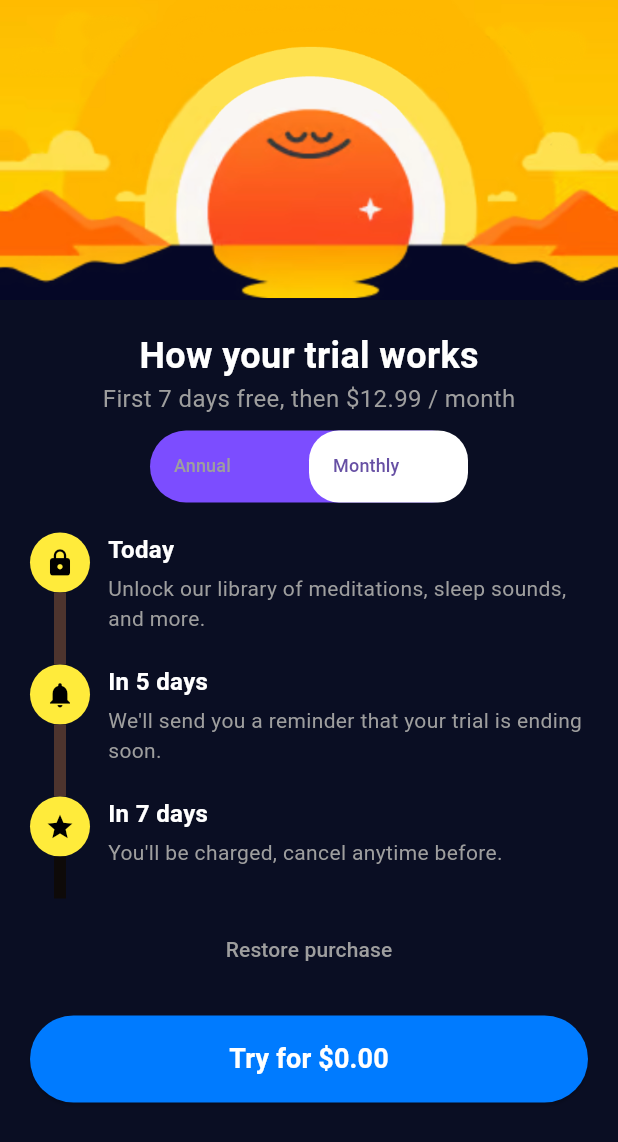
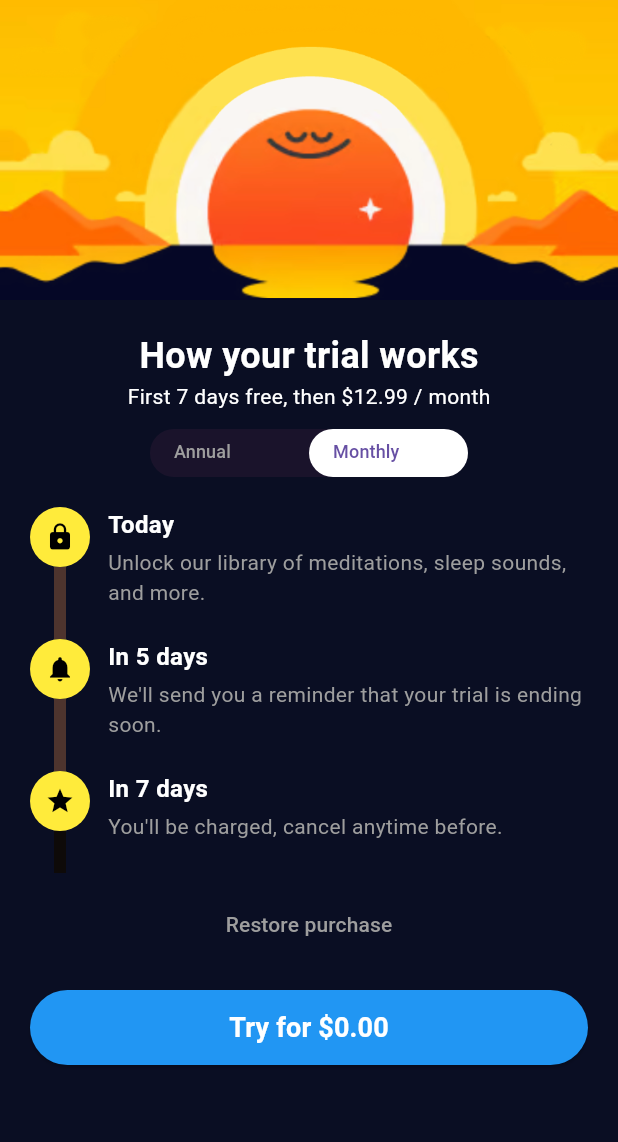
Before and after one commit to felixjoshuabenson/paywall, a Flutter app: the screen it shows after launch, tab 2 chosen, after a tap on "Restore purchase", on a phone screen of 412 x 824 dp. Shown: the top 1142 px of the screen. Run offline on Flutter 3.47's test engine with Material 3 defaults, Android fonts, the light colour scheme and no system bars; Roboto replaces fonts that are missing (Manrope).

Commit message:
shortend the code

```diff
--- a/lib/main.dart
+++ b/lib/main.dart
@@ -1,5 +1,5 @@
 import 'package:flutter/material.dart';
-import 'package:paywell/src/screens/paywell_screen.dart';
+import 'package:paywell/screens/paywell_screen.dart';
 
 void main() {
   runApp(const MyApp());
--- a/lib/src/screens/annual_plan_tab.dart
+++ b/lib/screens/annual_plan_tab.dart
@@ -1,5 +1,7 @@
 import 'package:flutter/material.dart';
-import 'package:paywell/src/widgets/build_timeline_item.dart';
+import 'package:paywell/widgets/build_timeline_item.dart';
+import 'package:paywell/widgets/pay_button.dart';
+import 'package:paywell/widgets/restore_button.dart';
 
 class AnnualPlanTab extends StatelessWidget {
   const AnnualPlanTab({super.key});
@@ -31,37 +33,9 @@ class AnnualPlanTab extends StatelessWidget {
           ),
 
           const SizedBox(height: 10),
-          TextButton(
-            onPressed: () {},
-            child: Center(
-              child: const Text(
-                'Restore purchase',
-                style: TextStyle(color: Colors.grey),
-              ),
-            ),
-          ),
+          RestoreButton(onPressed: () {}, buttonText: 'Restore purchase'),
           const SizedBox(height: 20),
-          SizedBox(
-            width: double.infinity,
-            child: ElevatedButton(
-              onPressed: () {},
-              style: ElevatedButton.styleFrom(
-                backgroundColor: Colors.blue,
-                padding: const EdgeInsets.symmetric(vertical: 16),
-                shape: RoundedRectangleBorder(
-                  borderRadius: BorderRadius.circular(100),
-                ),
-              ), // This was the m
-              child: const Text(
-                'Try for \$0.00',
-                style: TextStyle(
-                  color: Colors.white,
-                  fontSize: 18,
-                  fontWeight: FontWeight.bold,
-                ),
-              ),
-            ),
-          ),
+          PayButton(onPressed: () {}, buttonText: "Try for \$0.00"),
         ],
       ),
     );
--- a/lib/src/screens/monthly_plan_tab.dart
+++ b/lib/screens/monthly_plan_tab.dart
@@ -1,5 +1,7 @@
 import 'package:flutter/material.dart';
-import 'package:paywell/src/widgets/build_timeline_item.dart';
+import 'package:paywell/widgets/build_timeline_item.dart';
+import 'package:paywell/widgets/pay_button.dart';
+import 'package:paywell/widgets/restore_button.dart';
 
 class MonthlyPlanTab extends StatelessWidget {
   const MonthlyPlanTab({super.key});
@@ -32,38 +34,10 @@ class MonthlyPlanTab extends StatelessWidget {
             isLast: true,
           ),
           const SizedBox(height: 10),
-          TextButton(
-            onPressed: () {},
-            child: Center(
-              child: const Text(
-                'Restore purchase',
-                style: TextStyle(color: Colors.grey),
-              ),
-            ),
-          ),
+          RestoreButton(onPressed: () {}, buttonText: 'Restore purchase'),
           const SizedBox(height: 20),
-          SizedBox(
-            width: double.infinity,
-            child: ElevatedButton(
-              onPressed: () {},
-              style: ElevatedButton.styleFrom(
-                backgroundColor: const Color(0xFF007BFF),
-                shape: RoundedRectangleBorder(
-                  borderRadius: BorderRadius.circular(40),
-                ),
-                padding: const EdgeInsets.symmetric(vertical: 16),
-              ),
-              child: const Text(
-                'Try for \$0.00',
-                style: TextStyle(
-                  fontSize: 18,
-                  fontWeight: FontWeight.bold,
-                  color: Colors.white,
-                  fontFamily: 'Manrope',
-                ),
-              ),
-            ),
-          ),
+
+          PayButton(onPressed: () {}, buttonText: "Try for \$0.00"),
         ],
       ),
     );
--- a/lib/src/screens/paywell_screen.dart
+++ b/lib/screens/paywell_screen.dart
@@ -1,6 +1,6 @@
 import 'package:flutter/material.dart';
-import 'package:paywell/src/screens/annual_plan_tab.dart';
-import 'package:paywell/src/screens/monthly_plan_tab.dart';
+import 'package:paywell/screens/annual_plan_tab.dart';
+import 'package:paywell/screens/monthly_plan_tab.dart';
 
 class PaywallScreen extends StatefulWidget {
   const PaywallScreen({super.key});
@@ -61,20 +61,23 @@ class _PaywallScreenState extends State<PaywallScreen>
           Text(
             _subtitle,
             style: const TextStyle(
-              fontSize: 16,
-              color: Colors.grey,
+              fontSize: 14,
+              color: Colors.white,
               fontFamily: 'Manrope',
             ),
           ),
-          SizedBox(height: 10),
+          SizedBox(height: 12),
           Row(
             mainAxisAlignment: MainAxisAlignment.center,
             children: [
               Expanded(
                 child: Container(
+                  height: 32,
+
                   margin: const EdgeInsets.symmetric(horizontal: 100),
+                  // padding: const EdgeInsets.symmetric(vertical: 8),
                   decoration: BoxDecoration(
-                    color: Colors.deepPurpleAccent,
+                    color: const Color.fromARGB(255, 26, 19, 43),
                     borderRadius: BorderRadius.circular(32),
                   ),
                   child: TabBar(
@@ -82,10 +85,10 @@ class _PaywallScreenState extends State<PaywallScreen>
                     dividerColor: Colors.transparent,
                     labelColor: Theme.of(context).primaryColor,
                     unselectedLabelColor: Colors.grey,
-                    splashBorderRadius: BorderRadius.circular(20),
+                    splashBorderRadius: BorderRadius.circular(24),
                     indicatorSize: TabBarIndicatorSize.tab,
                     indicator: BoxDecoration(
-                      borderRadius: BorderRadius.circular(20),
+                      borderRadius: BorderRadius.circular(24),
                       color: Colors.white,
                     ),
 
@@ -93,7 +96,15 @@ class _PaywallScreenState extends State<PaywallScreen>
                       final key = tabItem.elementAt(index);
                       return Tab(
                         child: Row(
-                          children: [Text(key, style: TextStyle(fontSize: 12))],
+                          children: [
+                            Text(
+                              key,
+                              style: TextStyle(
+                                fontSize: 12,
+                                fontFamily: 'Manrope',
+                              ),
+                            ),
+                          ],
                         ),
                       );
                     }),
--- /dev/null
+++ b/lib/widgets/pay_button.dart
@@ -0,0 +1,36 @@
+import 'package:flutter/material.dart';
+
+class PayButton extends StatelessWidget {
+  const PayButton({
+    super.key,
+    required this.onPressed,
+    required this.buttonText,
+  });
+  final Function() onPressed;
+  final String buttonText;
+  @override
+  Widget build(BuildContext context) {
+    return SizedBox(
+      width: double.infinity,
+      child: ElevatedButton(
+        onPressed: onPressed,
+        style: ElevatedButton.styleFrom(
+          backgroundColor: Colors.blue,
+          padding: const EdgeInsets.symmetric(vertical: 12),
+          shape: RoundedRectangleBorder(
+            borderRadius: BorderRadius.circular(30),
+          ),
+        ), // This was the m
+        child: Text(
+          buttonText,
+          style: TextStyle(
+            color: Colors.white,
+            fontSize: 18,
+            fontWeight: FontWeight.bold,
+            fontFamily: 'Manrope',
+          ),
+        ),
+      ),
+    );
+  }
+}
--- /dev/null
+++ b/lib/widgets/restore_button.dart
@@ -0,0 +1,21 @@
+import 'package:flutter/material.dart';
+
+class RestoreButton extends StatelessWidget {
+  const RestoreButton({
+    super.key,
+    required this.onPressed,
+    required this.buttonText,
+  });
+  final Function() onPressed;
+  final String buttonText;
+
+  @override
+  Widget build(BuildContext context) {
+    return TextButton(
+      onPressed: onPressed,
+      child: Center(
+        child: Text(buttonText, style: TextStyle(color: Colors.grey)),
+      ),
+    );
+  }
+}
```
Also changed, not shown: lib/widgets/build_timeline_item.dart (renamed from lib/src/widgets/build_timeline_item.dart), 1 other file.
